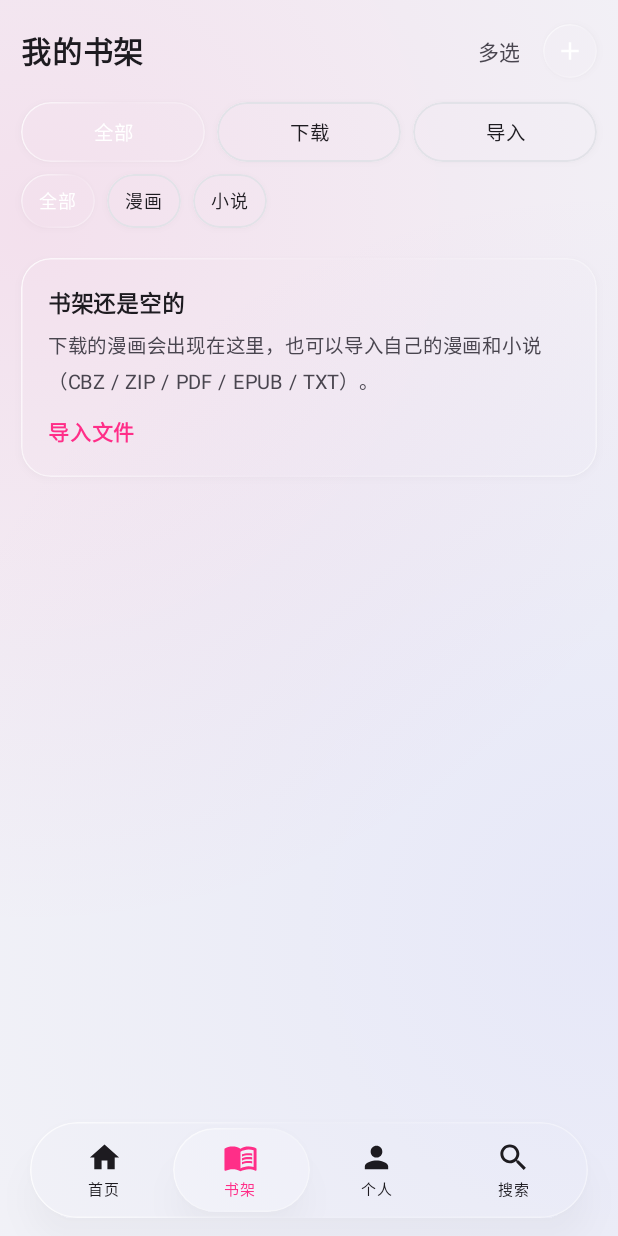
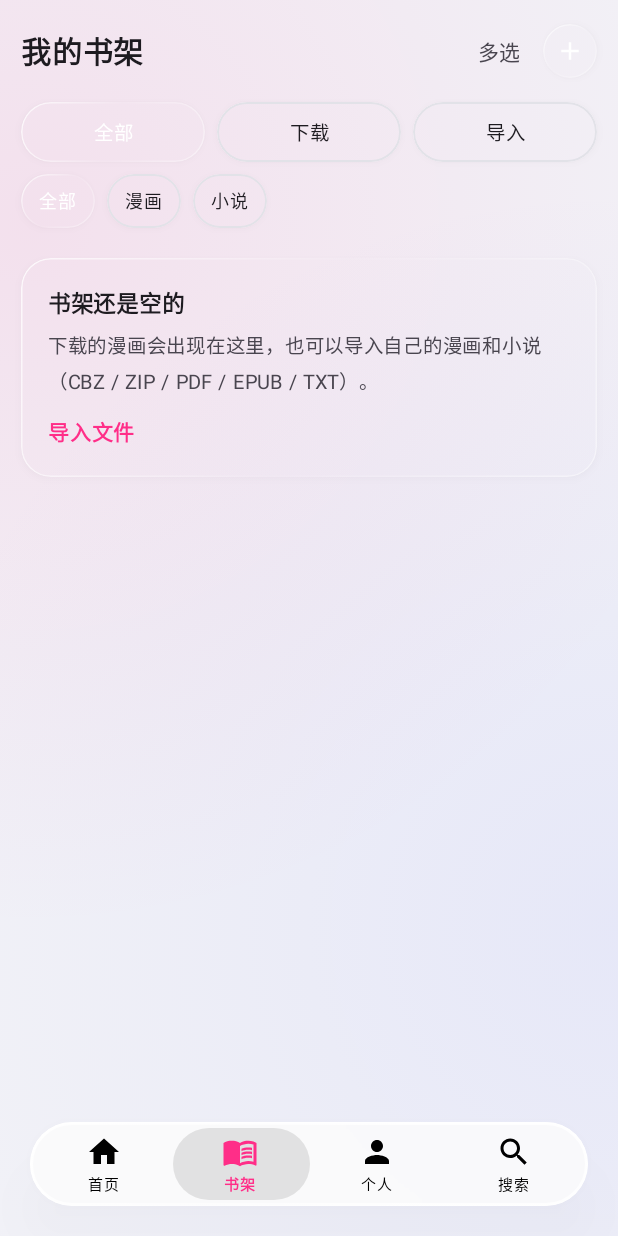
Before and after one commit to 847832669/jmcomic-app, an Android app built with Jetpack Compose: the screen it shows after launch (MainActivity), item 2 of the bottom bar chosen, on a phone screen of 412 x 824 dp. Run offline under Robolectric (Android 15) with nearby library versions, the phone set to English and light mode, and no system bars; network calls fail; pictures from the network do not load; 17 statements that could not run were skipped.

Commit message:
Recreate CoolApk style glass navigation and scrolling backdrop [skip ci]

```diff
--- a/android/app/src/main/java/com/denia/jmreader/MainActivity.kt
+++ b/android/app/src/main/java/com/denia/jmreader/MainActivity.kt
@@ -99,6 +99,7 @@ fun JmApp(externalPdf: android.net.Uri? = null, onExternalPdfDone: () -> Unit =
                             else -> {
                                 val top = router.stack.lastOrNull()
                                 if (top == null) {
+                                    CompositionLocalProvider(LocalNavigationClearance provides 80.dp) {
                                         HorizontalPager(state = pagerState) { page ->
                                             when (page) {
                                                 0 -> HomeScreen(router,
@@ -107,6 +108,7 @@ fun JmApp(externalPdf: android.net.Uri? = null, onExternalPdfDone: () -> Unit =
                                                 1 -> BookshelfScreen(router)
                                                 2 -> ProfileScreen(router, account, library)
                                                 else -> SearchScreen(router, history)
+                                            }
                                         }
                                     }
                                 } else {
@@ -133,7 +135,6 @@ fun JmApp(externalPdf: android.net.Uri? = null, onExternalPdfDone: () -> Unit =
                             }
                         }
                     }
-                        if (showBottomBar) Spacer(Modifier.height(88.dp))
                     }
                 }
                 if (showBottomBar) {
@@ -144,7 +145,7 @@ fun JmApp(externalPdf: android.net.Uri? = null, onExternalPdfDone: () -> Unit =
                             onSelect = { page -> scope.launch { pagerState.animateScrollToPage(page) } },
                             modifier = Modifier.align(Alignment.BottomCenter)
                                 .windowInsetsPadding(WindowInsets.navigationBars)
-                                .padding(horizontal = 20.dp, vertical = 12.dp),
+                                .padding(horizontal = 20.dp, vertical = 20.dp),
                         )
                 }
                 if (UpdateCheck.showPrompt) UpdatePromptDialog(context)
--- /dev/null
+++ b/android/app/src/main/java/com/denia/jmreader/NavigationGlass.kt
@@ -0,0 +1,258 @@
+package com.denia.jmreader
+
+import android.content.Context
+import android.graphics.Canvas
+import android.graphics.Paint
+import android.graphics.RenderEffect
+import android.graphics.RenderNode
+import android.graphics.RuntimeShader
+import android.graphics.Shader
+import android.os.Build
+import android.view.View
+import android.widget.FrameLayout
+import androidx.annotation.RequiresApi
+import androidx.compose.foundation.background
+import androidx.compose.foundation.gestures.detectHorizontalDragGestures
+import androidx.compose.foundation.interaction.MutableInteractionSource
+import androidx.compose.foundation.interaction.collectIsPressedAsState
+import androidx.compose.foundation.layout.*
+import androidx.compose.foundation.selection.selectable
+import androidx.compose.foundation.selection.selectableGroup
+import androidx.compose.foundation.shape.CircleShape
+import androidx.compose.material.icons.Icons
+import androidx.compose.material.icons.filled.Home
+import androidx.compose.material.icons.filled.MenuBook
+import androidx.compose.material.icons.filled.Person
+import androidx.compose.material.icons.filled.Search
+import androidx.compose.material3.Icon
+import androidx.compose.material3.MaterialTheme
+import androidx.compose.material3.Text
+import androidx.compose.animation.animateColorAsState
+import androidx.compose.animation.core.animateFloatAsState
+import androidx.compose.animation.core.spring
+import androidx.compose.runtime.*
+import androidx.compose.ui.Alignment
+import androidx.compose.ui.Modifier
+import androidx.compose.ui.draw.clip
+import androidx.compose.ui.draw.drawWithContent
+import androidx.compose.ui.draw.shadow
+import androidx.compose.ui.geometry.CornerRadius
+import androidx.compose.ui.geometry.Offset
+import androidx.compose.ui.geometry.Size
+import androidx.compose.ui.graphics.*
+import androidx.compose.ui.graphics.drawscope.Stroke
+import androidx.compose.ui.input.pointer.pointerInput
+import androidx.compose.ui.platform.LocalDensity
+import androidx.compose.ui.platform.LocalLayoutDirection
+import androidx.compose.ui.semantics.Role
+import androidx.compose.ui.text.font.FontWeight
+import androidx.compose.ui.unit.dp
+import androidx.compose.ui.unit.sp
+import androidx.compose.ui.viewinterop.AndroidView
+import kotlin.math.abs
+import kotlin.math.roundToInt
+
+/** Scroll-end clearance, supplied only to the four root pages, not detail/readers. */
+val LocalNavigationClearance = staticCompositionLocalOf { 0.dp }
+
+/** Independently drawn material: 56dp capsule and 48dp neutral selection, measured on device.
+ * The protected reference APK does not expose its shader or animation constants. */
+@Composable
+fun LiquidGlassBottomBar(selectedPage: Int, pagePosition: Float, backdrop: GlassBackdrop,
+                         onSelect: (Int) -> Unit, modifier: Modifier = Modifier) {
+    val items = remember { listOf("首页" to Icons.Default.Home, "书架" to Icons.Default.MenuBook,
+        "个人" to Icons.Default.Person, "搜索" to Icons.Default.Search) }
+    val dark = MaterialTheme.colorScheme.background.luminance() < 0.5f
+    val density = LocalDensity.current
+    val direction = LocalLayoutDirection.current
+    var dragging by remember { mutableStateOf<Float?>(null) }
+    var releasedPage by remember { mutableStateOf<Int?>(null) }
+    val target = pagePosition.coerceIn(0f, 3f)
+    // Hold the released destination while the pager starts its own animation. Otherwise the
+    // lens jumps back to the old tab for one frame when the finger leaves the bar.
+    LaunchedEffect(target, releasedPage) {
+        if (releasedPage != null && abs(target - releasedPage!!) < 0.01f) releasedPage = null
+    }
+    val settled by animateFloatAsState(dragging ?: releasedPage?.toFloat() ?: target,
+        spring(0.85f, 500f), label = "navigationPosition")
+    val position = dragging ?: settled
+    val stretch by animateFloatAsState(if (dragging != null) 1.06f else 1f,
+        spring(0.8f, 600f), label = "navigationLens")
+    val latestSelect by rememberUpdatedState(onSelect)
+    val latestPosition by rememberUpdatedState(target)
+    val border = if (dark) Color.White.copy(alpha = 0.28f) else Color.White.copy(alpha = 0.96f)
+
+    Box(modifier.fillMaxWidth().height(56.dp)
+        .shadow(18.dp, CircleShape, clip = false, ambientColor = Color.Black.copy(alpha = 0.12f),
+            spotColor = Color.Black.copy(alpha = if (dark) 0.22f else 0.10f))
+        .clip(CircleShape)
+        .drawWithContent {
+            drawContent()
+            val line = if (dark) 0.8.dp.toPx() else 2.dp.toPx()
+            drawRoundRect(Brush.linearGradient(listOf(border,
+                border.copy(alpha = if (dark) 0.08f else 0.55f), border.copy(alpha = if (dark) 0.20f else 0.90f)),
+                start = Offset.Zero, end = Offset(size.width * 0.65f, size.height)),
+                topLeft = Offset(line / 2, line / 2),
+                size = Size(size.width - line, size.height - line),
+                cornerRadius = CornerRadius((size.height - line) / 2), style = Stroke(line))
+        }) {
+        if (Build.VERSION.SDK_INT >= 31) {
+            AndroidView(factory = { NavigationGlassHost(it) }, modifier = Modifier.matchParentSize(),
+                onRelease = { it.release() }, update = { it.update(backdrop, density, direction, dark) })
+        } else {
+            Box(Modifier.matchParentSize().background(if (dark) Color(0xED171717) else Color(0xEDFCFCFC)))
+        }
+        BoxWithConstraints(Modifier.fillMaxSize().padding(4.dp).pointerInput(Unit) {
+            detectHorizontalDragGestures(
+                onDragStart = { releasedPage = null; dragging = latestPosition },
+                onDragCancel = { dragging = null },
+                onDragEnd = {
+                    dragging?.let {
+                        releasedPage = it.roundToInt().coerceIn(0, 3)
+                        latestSelect(releasedPage!!)
+                    }
+                    dragging = null
+                }
+            ) { change, amount ->
+                change.consume()
+                dragging = ((dragging ?: latestPosition) + amount / (size.width / 4f)).coerceIn(0f, 3f)
+            }
+        }) {
+            val tabWidth = maxWidth / 4
+            Box(Modifier.offset(x = tabWidth * position).width(tabWidth).fillMaxHeight()
+                .graphicsLayer { scaleX = stretch; scaleY = if (dragging != null) 1.025f else 1f }
+                .clip(CircleShape)
+                .background(if (dark) Color.White.copy(alpha = 0.10f) else Color.Black.copy(alpha = 0.10f)))
+            Row(Modifier.fillMaxSize().selectableGroup()) {
+                items.forEachIndexed { index, (label, icon) ->
+                    val interaction = remember { MutableInteractionSource() }
+                    val down by interaction.collectIsPressedAsState()
+                    val scale by animateFloatAsState(if (down) 0.94f else 1f,
+                        spring(0.8f, 600f), label = "navigationPress")
+                    val active = if (dragging != null) abs(position - index) < 0.5f else selectedPage == index
+                    val tint by animateColorAsState(if (active) MaterialTheme.colorScheme.primary
+                        else if (dark) Color.White else Color.Black, label = "navigationTint")
+                    Column(Modifier.weight(1f).fillMaxHeight()
+                        .selectable(selectedPage == index, role = Role.Tab, interactionSource = interaction,
+                            indication = null, onClick = { releasedPage = null; onSelect(index) })
+                        .graphicsLayer { scaleX = scale; scaleY = scale },
+                        horizontalAlignment = Alignment.CenterHorizontally, verticalArrangement = Arrangement.Center) {
+                        Icon(icon, null, tint = tint, modifier = Modifier.size(24.dp))
+                        Spacer(Modifier.height(2.dp))
+                        Text(label, color = tint, fontSize = 10.sp, lineHeight = 12.sp,
+                            fontWeight = if (active) FontWeight.Bold else FontWeight.Normal, maxLines = 1)
+                    }
+                }
+            }
+        }
+    }
+}
+
+/** Only the sampled scene enters this RenderNode. Sharp icons/text and the bar never feed back. */
+@RequiresApi(31)
+private class NavigationGlassHost(context: Context) : FrameLayout(context) {
+    private val source = ComposeGlassSource(context)
+    private val node = RenderNode("JM navigation backdrop")
+    private val tint = Paint()
+    private var dark = false
+    private var density = 1f
+    private var shader: NavigationRefraction? = null
+    private val preDraw = android.view.ViewTreeObserver.OnPreDrawListener { invalidate(); true }
+
+    init {
+        importantForAccessibility = View.IMPORTANT_FOR_ACCESSIBILITY_NO_HIDE_DESCENDANTS
+        setWillNotDraw(false)
+        source.visibility = View.INVISIBLE
+        addView(source, LayoutParams(LayoutParams.MATCH_PARENT, LayoutParams.MATCH_PARENT))
+        if (Build.VERSION.SDK_INT >= 33) shader = NavigationRefraction()
+    }
+
+    fun update(backdrop: GlassBackdrop, density: androidx.compose.ui.unit.Density,
+               direction: androidx.compose.ui.unit.LayoutDirection, dark: Boolean) {
+        source.backdrop = backdrop
+        source.density = density
+        source.direction = direction
+        if (this.dark != dark || this.density != density.density) {
+            this.dark = dark
+            this.density = density.density
+            updateEffect()
+        }
+        invalidate()
+    }
+
+    private fun updateEffect() {
+        if (width == 0 || height == 0) return
+        val blur = RenderEffect.createBlurEffect(5.5f * density, 5.5f * density, Shader.TileMode.CLAMP)
+        val lens = shader?.effect(width, height, density, dark)
+        node.setRenderEffect(if (lens != null) RenderEffect.createChainEffect(lens, blur) else blur)
+        tint.color = if (dark) 0x94111111.toInt() else 0xD1FFFFFF.toInt()
+    }
+
+    override fun onSizeChanged(w: Int, h: Int, oldw: Int, oldh: Int) {
+        super.onSizeChanged(w, h, oldw, oldh)
+        node.setPosition(0, 0, w, h)
+        updateEffect()
+    }
+
+    override fun onDraw(canvas: Canvas) {
+        if (width == 0 || height == 0) return
+        if (canvas.isHardwareAccelerated && source.backdrop?.ready == true) {
+            val recording = node.beginRecording(width, height)
+            source.draw(recording)
+            node.endRecording()
+            canvas.drawRenderNode(node)
+        }
+        // API 31/32 get the same blur and tint, without AGSL edge bending.
+        if (shader == null) canvas.drawColor(tint.color)
+    }
+
+    override fun onAttachedToWindow() {
+        super.onAttachedToWindow()
+        viewTreeObserver.addOnPreDrawListener(preDraw)
+    }
+
+    override fun onDetachedFromWindow() {
+        viewTreeObserver.removeOnPreDrawListener(preDraw)
+        node.discardDisplayList()
+        super.onDetachedFromWindow()
+    }
+
+    fun release() { source.backdrop = null; node.discardDisplayList() }
+    override fun dispatchTouchEvent(event: android.view.MotionEvent) = false
+}
+
+/** Original shader; no proprietary bytecode, shader or graphic assets are copied. */
+@RequiresApi(33)
+private class NavigationRefraction {
+    private val shader = RuntimeShader("""
+        uniform shader content;
+        uniform float2 size;
+        uniform float density;
+        uniform float dark;
+        half4 main(float2 p) {
+            float radius = size.y * 0.5;
+            float2 q = p - size * 0.5;
+            float2 v = float2(q.x - clamp(q.x, -size.x * 0.5 + radius, size.x * 0.5 - radius), q.y);
+            float distance = length(v) - radius;
+            float2 normal = v / max(length(v), 0.001);
+            float edge = 1.0 - smoothstep(0.0, 7.0 * density, -distance);
+            float2 sample = p - normal * edge * edge * 2.5 * density;
+            half4 c = content.eval(sample);
+            half luma = dot(c.rgb, half3(0.2126, 0.7152, 0.0722));
+            half3 rgb = mix(half3(luma), c.rgb, 0.92);
+            half3 tint = mix(half3(0.99), half3(0.067), dark);
+            rgb = mix(rgb, tint, mix(0.82, 0.58, dark));
+            float rim = 1.0 - smoothstep(0.0, 1.4 * density, -distance);
+            float light = 0.5 + 0.5 * dot(normal, float2(-0.55, -0.83));
+            rgb += half3(rim * light * mix(0.055, 0.12, dark));
+            return half4(clamp(rgb, 0.0, 1.0), 1.0);
+        }
+    """.trimIndent())
+
+    fun effect(w: Int, h: Int, density: Float, dark: Boolean): RenderEffect {
+        shader.setFloatUniform("size", w.toFloat(), h.toFloat())
+        shader.setFloatUniform("density", density)
+        shader.setFloatUniform("dark", if (dark) 1f else 0f)
+        return RenderEffect.createRuntimeShaderEffect(shader, "content")
+    }
+}
--- a/android/app/src/main/java/com/denia/jmreader/ProfileScreens.kt
+++ b/android/app/src/main/java/com/denia/jmreader/ProfileScreens.kt
@@ -49,7 +49,7 @@ fun ProfileScreen(router: Router, account: AccountStore, library: LibraryStore)
     var msg by remember { mutableStateOf<String?>(null) }
 
     Column(Modifier.fillMaxSize().verticalScroll(rememberScrollState())
-        .padding(start = 16.dp, end = 16.dp, top = 16.dp, bottom = 20.dp)) {
+        .padding(start = 16.dp, end = 16.dp, top = 16.dp, bottom = 20.dp + LocalNavigationClearance.current)) {
         Row(verticalAlignment = Alignment.CenterVertically) {
             Text("个人", fontSize = 20.sp, fontWeight = FontWeight.Bold)
             Spacer(Modifier.weight(1f))
--- a/android/app/src/main/java/com/denia/jmreader/QmGlass.kt
+++ b/android/app/src/main/java/com/denia/jmreader/QmGlass.kt
@@ -1,28 +1,17 @@
 package com.denia.jmreader
 
 import android.os.Build
-import androidx.compose.animation.animateColorAsState
 import androidx.compose.animation.core.animateFloatAsState
 import androidx.compose.animation.core.spring
 import androidx.compose.foundation.BorderStroke
 import androidx.compose.foundation.Canvas
 import androidx.compose.foundation.border
 import androidx.compose.foundation.clickable
-import androidx.compose.foundation.gestures.detectHorizontalDragGestures
 import androidx.compose.foundation.interaction.MutableInteractionSource
 import androidx.compose.foundation.interaction.collectIsPressedAsState
 import androidx.compose.foundation.layout.*
-import androidx.compose.foundation.selection.selectable
-import androidx.compose.foundation.selection.selectableGroup
 import androidx.compose.foundation.shape.RoundedCornerShape
-import androidx.compose.material.icons.Icons
-import androidx.compose.material.icons.filled.MenuBook
-import androidx.compose.material.icons.filled.Home
-import androidx.compose.material.icons.filled.Person
-import androidx.compose.material.icons.filled.Search
-import androidx.compose.material3.Icon
 import androidx.compose.material3.MaterialTheme
-import androidx.compose.material3.Text
 import androidx.compose.runtime.*
 import androidx.compose.ui.Alignment
 import androidx.compose.ui.Modifier
@@ -36,14 +25,12 @@ import androidx.compose.ui.graphics.*
 import androidx.compose.ui.graphics.drawscope.Stroke
 import androidx.compose.ui.graphics.layer.GraphicsLayer
 import androidx.compose.ui.graphics.layer.drawLayer
-import androidx.compose.ui.input.pointer.pointerInput
 import androidx.compose.ui.layout.onGloballyPositioned
 import androidx.compose.ui.layout.onSizeChanged
 import androidx.compose.ui.layout.positionInWindow
 import androidx.compose.ui.platform.LocalDensity
 import androidx.compose.ui.platform.LocalLayoutDirection
 import androidx.compose.ui.platform.LocalView
-import androidx.compose.ui.semantics.Role
 import androidx.compose.ui.unit.*
 import androidx.compose.ui.viewinterop.AndroidView
 import kotlin.math.roundToInt
@@ -98,7 +85,7 @@ fun GlassWallpaper(modifier: Modifier = Modifier) {
     }
 }
 
-/** All application glass surfaces use the QmDeve library, below sharp Compose content. */
+/** Shared QmDeve surfaces below sharp Compose content. Navigation has its own material. */
 @Composable
 fun GlassSurface(
     modifier: Modifier = Modifier,
@@ -160,61 +147,3 @@ fun GlassSurface(
         content()
     }
 }
-
-/** Floating navigation with the same native glass material as the rest of the app. */
-@Composable
-fun LiquidGlassBottomBar(selectedPage: Int, pagePosition: Float, backdrop: GlassBackdrop,
-                         onSelect: (Int) -> Unit, modifier: Modifier = Modifier) {
-    val items = listOf("首页" to Icons.Default.Home, "书架" to Icons.Default.MenuBook,
-        "个人" to Icons.Default.Person, "搜索" to Icons.Default.Search)
-    val dark = MaterialTheme.colorScheme.background.luminance() < 0.5f
-    var dragging by remember { mutableStateOf<Float?>(null) }
-    val target = pagePosition.coerceIn(0f, 3f)
-    val position by animateFloatAsState(dragging ?: target, spring(0.72f, 420f), label = "liquidSelection")
-    val latestSelect by rememberUpdatedState(onSelect)
-    val latestPosition by rememberUpdatedState(target)
-    GlassSurface(modifier.fillMaxWidth().height(64.dp), shape = RoundedCornerShape(32.dp),
-        radius = 32.dp, backdrop = backdrop, prominent = true) {
-        BoxWithConstraints(Modifier.fillMaxSize().padding(4.dp).pointerInput(Unit) {
-            detectHorizontalDragGestures(
-                onDragStart = { dragging = latestPosition },
-                onDragCancel = { dragging = null },
-                onDragEnd = {
-                    dragging?.let { latestSelect(it.roundToInt().coerceIn(0, 3)) }
-                    dragging = null
-                },
-            ) { change, amount ->
-                change.consume()
-                dragging = ((dragging ?: latestPosition) + amount / (size.width / 4f)).coerceIn(0f, 3f)
-            }
-        }) {
-            val tabWidth = maxWidth / 4
-            GlassSurface(Modifier.offset(x = tabWidth * position).width(tabWidth).fillMaxHeight()
-                .drawWithContent {
-                    drawContent()
-                    drawRoundRect(if (dark) Color.White.copy(alpha = 0.12f) else Color.White.copy(alpha = 0.18f),
-                        cornerRadius = CornerRadius(size.height / 2))
-                }, shape = RoundedCornerShape(28.dp), radius = 28.dp, backdrop = backdrop,
-                prominent = true, tintStrength = if (dark) 0.2f else 0.12f) {}
-            Row(Modifier.fillMaxSize().selectableGroup()) {
-                items.forEachIndexed { index, (label, icon) ->
-                    val interaction = remember { MutableInteractionSource() }
-                    val down by interaction.collectIsPressedAsState()
-                    val scale by animateFloatAsState(if (down) 1.15f else 1f,
-                        spring(0.65f, 500f), label = "tabPress")
-                    val tint by animateColorAsState(if (selectedPage == index) Pink else MaterialTheme.colorScheme.onSurface,
-                        label = "tabTint")
-                    Column(Modifier.weight(1f).fillMaxHeight()
-                        .selectable(selectedPage == index, role = Role.Tab, interactionSource = interaction,
-                            indication = null, onClick = { onSelect(index) })
-                        .graphicsLayer { scaleX = scale; scaleY = scale },
-                        horizontalAlignment = Alignment.CenterHorizontally, verticalArrangement = Arrangement.Center) {
-                        Icon(icon, contentDescription = null, tint = tint, modifier = Modifier.size(23.dp))
-                        Spacer(Modifier.height(2.dp))
-                        Text(label, color = tint, fontSize = 10.sp, lineHeight = 12.sp)
-                    }
-                }
-            }
-        }
-    }
-}
--- a/android/app/src/main/java/com/denia/jmreader/QmGlassHost.kt
+++ b/android/app/src/main/java/com/denia/jmreader/QmGlassHost.kt
@@ -64,7 +64,7 @@ internal class QmGlassHost(context: Context) : FrameLayout(context) {
 /** Adapts a recorded Compose background to the ViewGroup expected by bind().
  * Each source has the glass size, so the library records only that panel's crop.
  * Screen coordinates work for both the activity and separate dialog windows. */
-private class ComposeGlassSource(context: Context) : ViewGroup(context) {
+internal class ComposeGlassSource(context: Context) : ViewGroup(context) {
     var backdrop: GlassBackdrop? = null
     var density: Density = Density(context.resources.displayMetrics.density)
     var direction = LayoutDirection.Ltr
--- a/android/app/src/main/java/com/denia/jmreader/ShelfScreens.kt
+++ b/android/app/src/main/java/com/denia/jmreader/ShelfScreens.kt
@@ -247,7 +247,8 @@ fun BookshelfScreen(router: Router) {
             }
         } else {
             LazyVerticalGrid(columns = GridCells.Fixed(3),
-                contentPadding = PaddingValues(horizontal = 12.dp, vertical = 10.dp),
+                contentPadding = PaddingValues(start = 12.dp, end = 12.dp, top = 10.dp,
+                    bottom = 10.dp + LocalNavigationClearance.current),
                 horizontalArrangement = Arrangement.spacedBy(10.dp),
                 verticalArrangement = Arrangement.spacedBy(14.dp),
                 modifier = Modifier.fillMaxSize()) {
```
Lines whose indentation alone changed are shown as unchanged.
